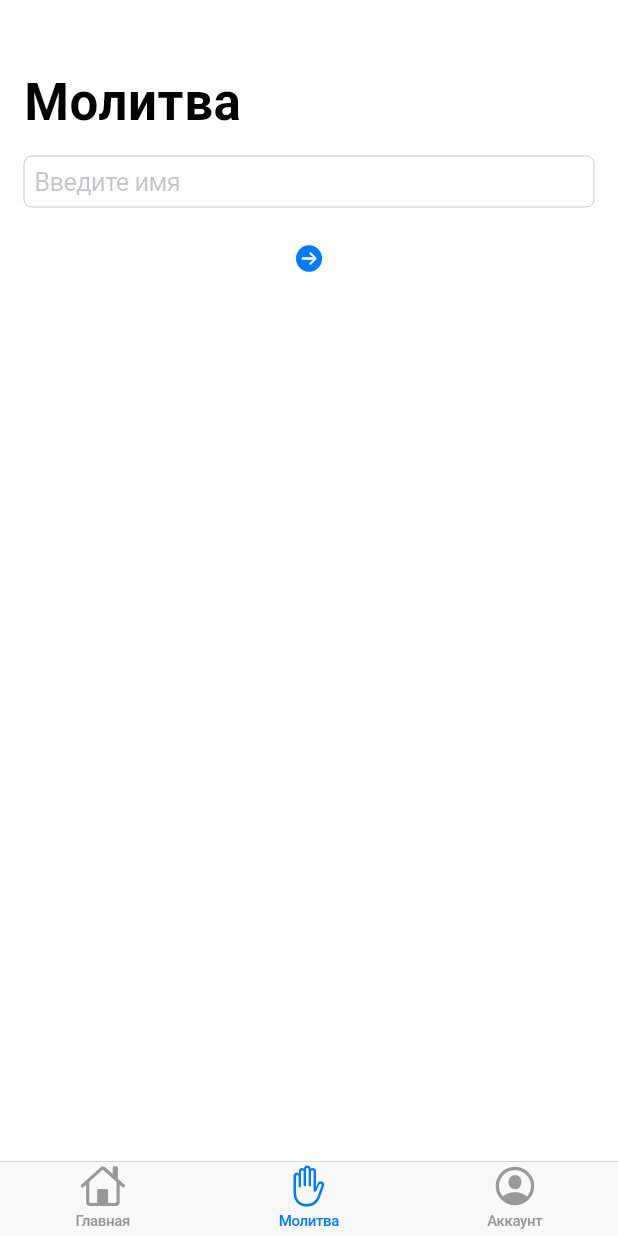
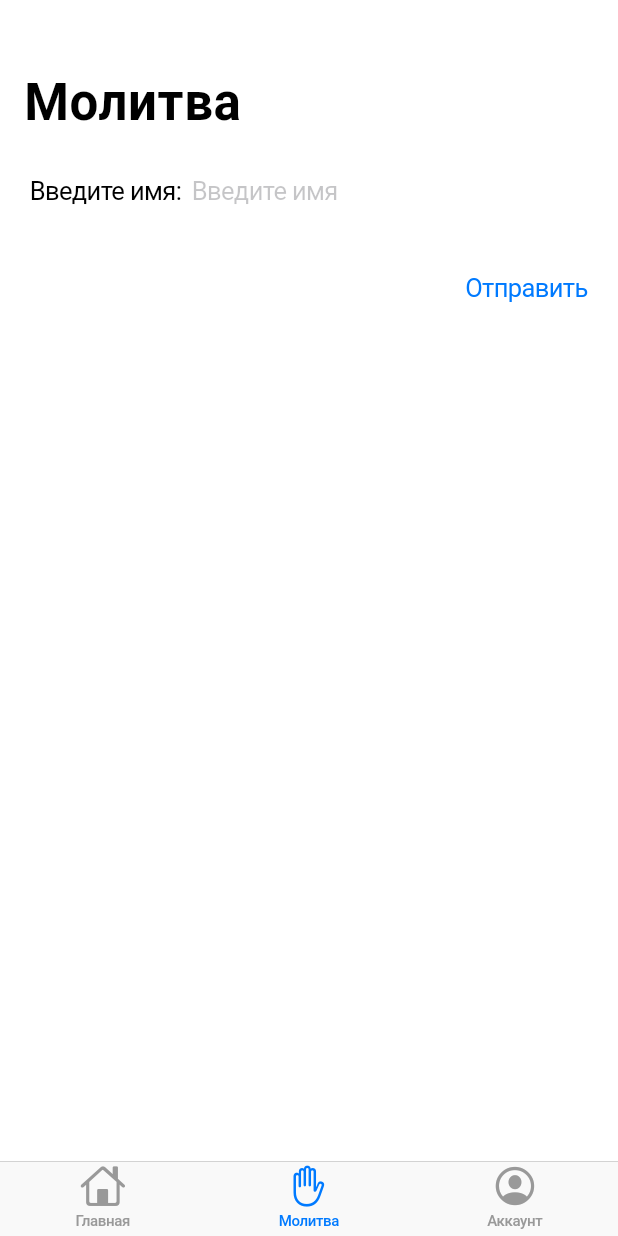
Before and after one commit to kartik30369/qompax_project, a Flutter app: the screen it shows after launch, item 2 of the bottom bar chosen, on a phone screen of 412 x 824 dp. Run offline on Flutter 3.47's test engine with Material 2 defaults, Android fonts, the phone set to English and light mode, and no system bars.

Commit message:
Some changes

```diff
--- a/lib/tabs/pray_tab.dart
+++ b/lib/tabs/pray_tab.dart
@@ -23,29 +23,28 @@ class _PrayTabState extends State<PrayTab> {
   Widget build(BuildContext context) {
     return CupertinoPageScaffold(
       child: CustomScrollView(
+        keyboardDismissBehavior: ScrollViewKeyboardDismissBehavior.onDrag,
         slivers: <Widget>[
           const CupertinoSliverNavigationBar(
             largeTitle: Text('Молитва'),
           ),
           SliverList(
             delegate: SliverChildListDelegate([
-              const Padding(
-                padding: EdgeInsets.symmetric(vertical: 8.0, horizontal: 16.0),
-                child: CupertinoTextField(
+              Padding(
+                padding: EdgeInsets.symmetric(vertical: 8.0),
+                child: CupertinoTextFormFieldRow(
+                  prefix: Text('Введите имя:'),
                   textInputAction: TextInputAction.next,
-                  restorationId: 'first_name_text_field',
                   placeholder: 'Введите имя',
                   keyboardType: TextInputType.text,
-                  clearButtonMode: OverlayVisibilityMode.editing,
                   autocorrect: false,
                 ),
               ),
-              Container(
-                margin: const EdgeInsets.symmetric(horizontal: 8.0),
+              Padding(
+                padding: const EdgeInsets.symmetric(vertical: 8.0),
                 child: CupertinoButton(
-                    child: const Icon(
-                      CupertinoIcons.arrow_right_circle_fill,
-                    ),
+                    alignment: Alignment.topRight,
+                    child: const Text('Отправить'),
                     onPressed: () {
                       _textController.clear();
                     }),
```
Also changed, not shown: lib/tabs/main_page_tab.dart (+27 -4 lines).
